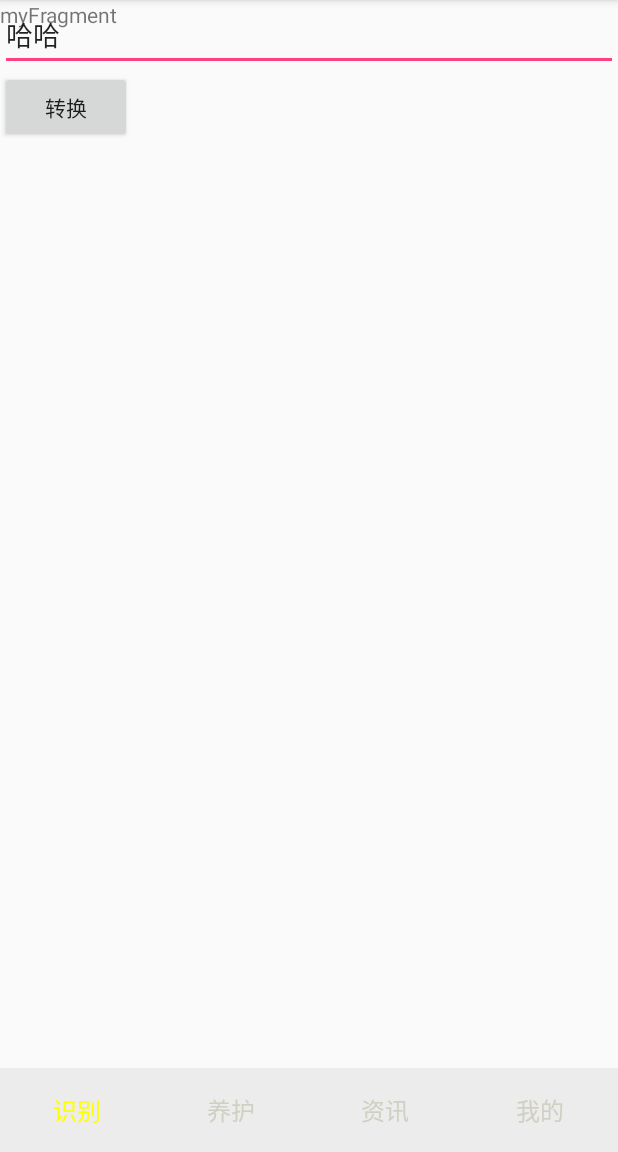
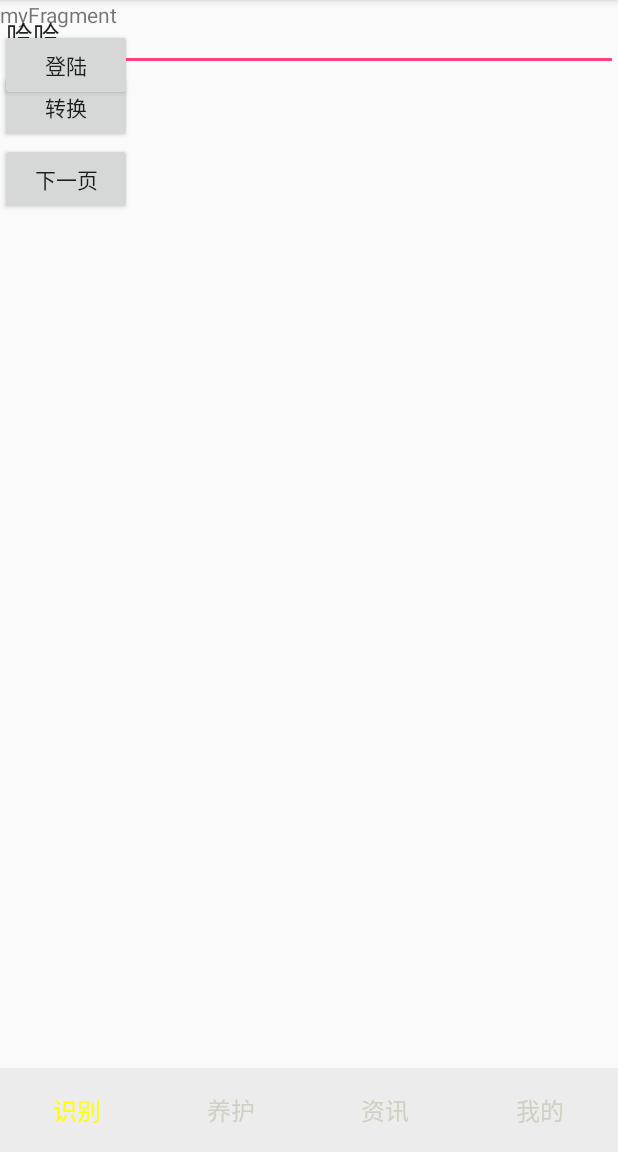
Before and after one commit to ZmjDns/mymvctest, an Android app: the fragment MyFragment placed in its activity, on a phone screen of 412 x 824 dp, the part 84-1236 px from its top. Run offline under Robolectric (Android 15) with nearby library versions, the phone set to English and light mode, and no system bars; libraries missing offline, so code that uses them is left out: com.alibaba.mobileim, com.hyphenate.chat, com.hyphenate.helpdesk, com.zhy.http.

```diff
--- a/app/src/main/java/com/zmj/mvc/example/sendmsgmvp/SendMsgModel.java
+++ b/app/src/main/java/com/zmj/mvc/example/sendmsgmvp/SendMsgModel.java
@@ -22,7 +22,7 @@ public class SendMsgModel implements ISendModel {
                 //建立连接
                 try {
                     if (socket == null){
-                        socket = new Socket("192.168.31.36",9999);
+                        socket = new Socket("192.168.18.83",9999);
                     }
                     Log.d(TAG, "connection: 与服务器建立连接：" + socket);
                     //成功
--- a/app/src/main/java/com/zmj/mvc/example/view/fragment/MyFragment.java
+++ b/app/src/main/java/com/zmj/mvc/example/view/fragment/MyFragment.java
@@ -1,14 +1,24 @@
 package com.zmj.mvc.example.view.fragment;
 
+import android.content.Intent;
 import android.os.Bundle;
 import android.support.annotation.NonNull;
 import android.support.annotation.Nullable;
 import android.support.v4.app.Fragment;
+import android.util.Log;
 import android.view.LayoutInflater;
 import android.view.View;
 import android.view.ViewGroup;
+import android.widget.Button;
 
+import com.hyphenate.chat.ChatClient;
+import com.hyphenate.chat.ChatManager;
+import com.hyphenate.chat.Message;
+import com.hyphenate.helpdesk.callback.Callback;
+import com.hyphenate.helpdesk.easeui.util.IntentBuilder;
 import com.zmj.mvc.example.R;
+
+import java.util.List;
 
 /**
  * @author Zmj
@@ -16,12 +26,114 @@ import com.zmj.mvc.example.R;
  */
 public class MyFragment extends Fragment {
 
+    private static final String TAG = "MyFragment";
+
+    private Button btn_login;
+
     public MyFragment() {
     }
 
     @Nullable
     @Override
     public View onCreateView(@NonNull LayoutInflater inflater, @Nullable ViewGroup container, @Nullable Bundle savedInstanceState) {
-        return inflater.inflate(R.layout.my_fragment,container,false);
+        View view = inflater.inflate(R.layout.my_fragment,container,false);
+
+        btn_login = view.findViewById(R.id.btn_login);
+
+        btn_login.setOnClickListener(new View.OnClickListener() {
+            @Override
+            public void onClick(View v) {
+                ChatClient.getInstance().login("user2", "123456", new Callback() {
+                    @Override
+                    public void onSuccess() {
+                        if (ChatClient.getInstance().isLoggedInBefore()){
+                            //已经登陆，可以进入会话界面
+                            Intent intent = new IntentBuilder(getActivity())
+                                    .setServiceIMNumber("kefu1")
+                                    .build();
+                            startActivity(intent);
+                        }else {
+                            //没有登陆需要登陆
+
+                        }
+                    }
+
+                    @Override
+                    public void onError(int i, String s) {
+                        Log.d(TAG, "onError: 登陆出错：" +  i + "s" + s);
+                    }
+
+                    @Override
+                    public void onProgress(int i, String s) {
+
+                    }
+                });
+            }
+        });
+        return view;
+    }
+
+    //判断是否连接服务器
+    private void isConnection(){
+        ChatClient.getInstance().addConnectionListener(new ChatClient.ConnectionListener() {
+            @Override
+            public void onConnected() {
+
+            }
+
+            @Override
+            public void onDisconnected(int i) {
+                Log.d(TAG, "onDisconnected: 没有连接服务器");
+            }
+        });
+    }
+    //添加消息监听
+    private void addInfoListener(){
+        ChatClient.getInstance().chatManager().addMessageListener(new ChatManager.MessageListener() {
+            @Override
+            public void onMessage(List<Message> list) {
+                //普通消息
+            }
+
+            @Override
+            public void onCmdMessage(List<Message> list) {
+                //收到命令消息，命令消息不存数据库，一般用来作为系统通知，例如留言评论更新，
+                //会话被客服接入，被转接，被关闭提醒
+
+            }
+
+            @Override
+            public void onMessageStatusUpdate() {
+                //消息的状态修改，一般可以用来刷新列表，显示最新的状态
+            }
+
+            @Override
+            public void onMessageSent() {
+                //发送消息后，会调用，可以在此刷新列表，显示最新的消息
+            }
+        });
+    }
+
+
+    @Override
+    public void onDestroy() {
+        //结束时退出登陆
+        ChatClient.getInstance().logout(true, new Callback() {
+            @Override
+            public void onSuccess() {
+                Log.d(TAG, "onSuccess: 退出成功");
+            }
+
+            @Override
+            public void onError(int i, String s) {
+                Log.d(TAG, "onError: 退出失败");
+            }
+
+            @Override
+            public void onProgress(int i, String s) {
+
+            }
+        });
+        super.onDestroy();
     }
 }
--- a/app/src/main/java/com/zmj/mvc/example/view/fragment/RecongiseFragment.java
+++ b/app/src/main/java/com/zmj/mvc/example/view/fragment/RecongiseFragment.java
@@ -21,6 +21,7 @@ import com.alibaba.mobileim.YWLoginParam;
 import com.alibaba.mobileim.channel.event.IWxCallback;
 import com.zmj.mvc.example.MyApplication;
 import com.zmj.mvc.example.R;
+import com.zmj.mvc.example.view.TcpSocketAct;
 import com.zmj.mvc.example.view.getwordsmvp.IGetWords;
 import com.zmj.mvc.example.view.getwordsmvp.ParaseWordModel;
 import com.zmj.mvc.example.view.getwordsmvp.ParaseWordsPersenter;
@@ -34,7 +35,7 @@ public class RecongiseFragment extends Fragment implements IGetWords ,View.OnCli
     private ParaseWordsPersenter paraseWordsPersenter;
 
     private EditText et_words;
-    private Button btn_change;
+    private Button btn_change,btn_jumpNext;
 
     public RecongiseFragment() {
     }
@@ -50,8 +51,10 @@ public class RecongiseFragment extends Fragment implements IGetWords ,View.OnCli
         View view = inflater.inflate(R.layout.recongise_fragment,container,false);
         et_words = view.findViewById(R.id.et_Words);
         btn_change = view.findViewById(R.id.btn_change);
+        btn_jumpNext = view.findViewById(R.id.btn_jumpNext);
 
         btn_change.setOnClickListener(this);
+        btn_jumpNext.setOnClickListener(this);
 
 //        String word = et_words.getText().toString();
 //        new ParaseWordsPersenter<>(word,this).featch();
@@ -94,6 +97,8 @@ public class RecongiseFragment extends Fragment implements IGetWords ,View.OnCli
                 /*paraseWordsPersenter.featch();*/
                 loginYWIM();
                 break;
+            case R.id.btn_jumpNext:
+                startActivity(new Intent(getActivity(), TcpSocketAct.class));
             default:
                 break;
         }
@@ -115,6 +120,7 @@ public class RecongiseFragment extends Fragment implements IGetWords ,View.OnCli
                     Log.d("LOGININFO", "onSuccess: ..........." );
 
                     Intent intent = ywimKit.getConversationActivityIntent();
+//                    Intent intent = ywimKit.getTribeChattingActivityIntent(564815123);
                     getActivity().startActivity(intent);
                 }
 
@@ -130,7 +136,6 @@ public class RecongiseFragment extends Fragment implements IGetWords ,View.OnCli
             });
         }
     }
-
 
     //获取SDK对象实现
     public YWIMKit getUserInfo(){
--- a/app/src/main/res/layout/my_fragment.xml
+++ b/app/src/main/res/layout/my_fragment.xml
@@ -2,12 +2,19 @@
 <LinearLayout
     xmlns:android="http://schemas.android.com/apk/res/android"
     android:layout_width="match_parent"
-    android:layout_height="match_parent">
+    android:layout_height="match_parent"
+    android:orientation="vertical">
 
     <TextView
         android:id="@+id/my_tv"
         android:layout_width="match_parent"
         android:layout_height="wrap_content"
         android:text="myFragment"/>
+    <Button
+        android:id="@+id/btn_login"
+        android:layout_width="wrap_content"
+        android:layout_height="wrap_content"
+        android:text="登陆"/>
+
 
 </LinearLayout>
--- a/app/src/main/res/layout/recongise_fragment.xml
+++ b/app/src/main/res/layout/recongise_fragment.xml
@@ -21,6 +21,12 @@
             android:layout_height="wrap_content"
             android:text="转换"/>
 
+        <Button
+            android:id="@+id/btn_jumpNext"
+            android:layout_width="wrap_content"
+            android:layout_height="wrap_content"
+            android:text="下一页"/>
+
 
     </LinearLayout>
 
--- a/build.gradle
+++ b/build.gradle
@@ -20,6 +20,8 @@ allprojects {
         google()
         jcenter()
 //        maven { url 'http://repo.baichuan-android.taobao.com/content/groups/BaichuanRepositories/' }
+        //环信IMSDK
+        //maven { url "https://raw.githubusercontent.com/HyphenateInc/Hyphenate-SDK-Android/master/repository" }
     }
 }
 
```
Also changed, not shown: app/build.gradle (+19 -0 lines), app/src/main/AndroidManifest.xml (+43 -1 lines), app/src/main/java/com/zmj/mvc/example/MyApplication.java (+31 -1 lines), app/src/main/java/com/zmj/mvc/example/view/TcpSocketAct.java (added, +122 -0 lines), app/src/main/res/layout/activity_tcp_socket.xml (added, +28 -0 lines).
